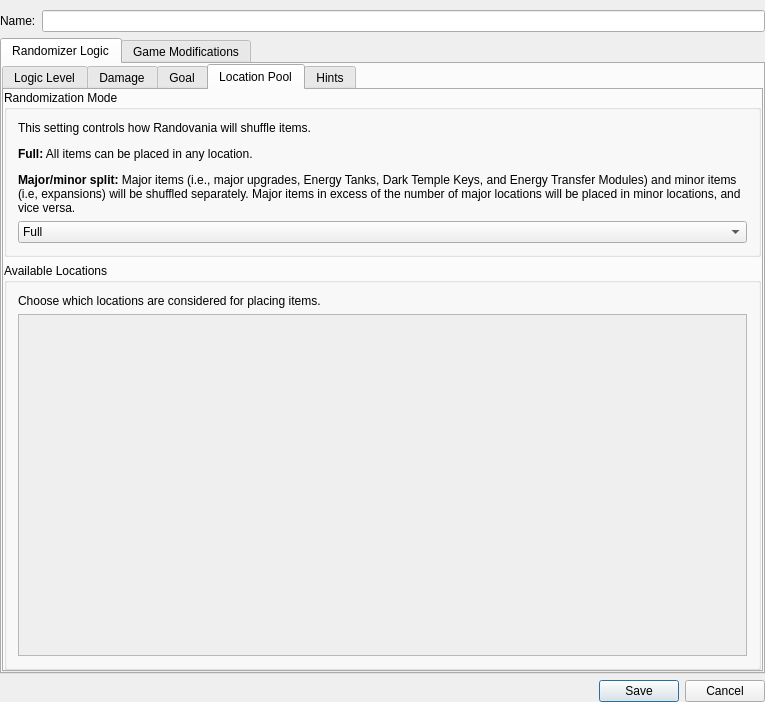
The window that randovania/gui/ui_files/logic_settings_window.ui (randovania/randovania) describes before a commit, drawn with Qt 5.
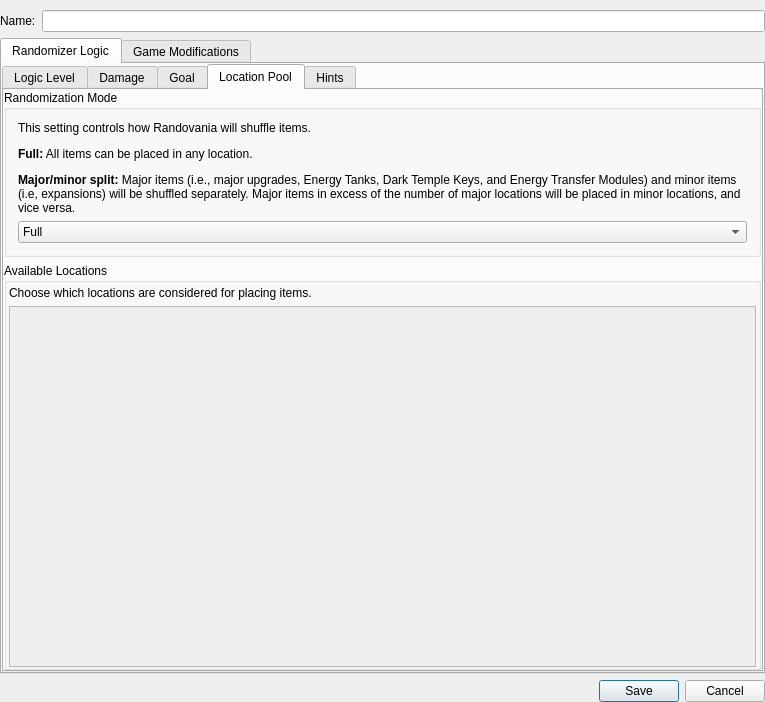
The same window after the commit. The open tabs and pages were chosen to show the change.

Commit message: Use two columns in Location Pool tab.

The edit to the form file:
```diff
--- a/randovania/gui/ui_files/logic_settings_window.ui
+++ b/randovania/gui/ui_files/logic_settings_window.ui
@@ -424,6 +424,18 @@
               <string>Available Locations</string>
              </property>
              <layout class="QVBoxLayout" name="verticalLayout_5">
+              <property name="leftMargin">
+               <number>2</number>
+              </property>
+              <property name="topMargin">
+               <number>3</number>
+              </property>
+              <property name="rightMargin">
+               <number>2</number>
+              </property>
+              <property name="bottomMargin">
+               <number>0</number>
+              </property>
               <item>
                <widget class="QLabel" name="excluded_locations_label">
                 <property name="text">
@@ -441,11 +453,11 @@
                   <rect>
                    <x>0</x>
                    <y>0</y>
-                   <width>731</width>
-                   <height>341</height>
+                   <width>745</width>
+                   <height>356</height>
                   </rect>
                  </property>
-                 <layout class="QVBoxLayout" name="excluded_locations_area_layout">
+                 <layout class="QHBoxLayout" name="excluded_locations_area_layout">
                   <property name="leftMargin">
                    <number>0</number>
                   </property>
```
The commit also changes 1 other file.
